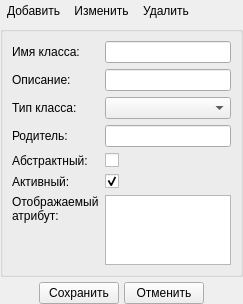
First picture: the form in src/plugins/modeleride/classwidget.ui, repository rdnvndr/raindrop, before the edit.
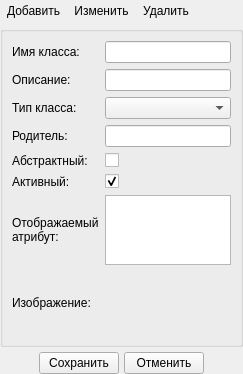
Second picture: the form after the edit. Icons and pictures are not drawn. Custom widgets are drawn as their Qt base class.

The edit to the form file:
```diff
--- a/src/plugins/modeleride/classwidget.ui
+++ b/src/plugins/modeleride/classwidget.ui
@@ -7,7 +7,7 @@
     <x>0</x>
     <y>0</y>
     <width>243</width>
-    <height>290</height>
+    <height>360</height>
    </rect>
   </property>
   <property name="windowTitle">
@@ -115,6 +115,26 @@
       <string/>
      </property>
      <layout class="QGridLayout" name="gridLayout">
+      <item row="7" column="0">
+       <widget class="QLabel" name="labelIcon">
+        <property name="text">
+         <string>Изображение:</string>
+        </property>
+        <property name="alignment">
+         <set>Qt::AlignLeading|Qt::AlignLeft|Qt::AlignVCenter</set>
+        </property>
+       </widget>
+      </item>
+      <item row="5" column="1">
+       <widget class="QCheckBox" name="checkBoxActiveClass">
+        <property name="text">
+         <string/>
+        </property>
+        <property name="checked">
+         <bool>true</bool>
+        </property>
+       </widget>
+      </item>
       <item row="4" column="0">
        <widget class="QLabel" name="labelAbsClass">
         <property name="text">
@@ -122,12 +142,6 @@
         </property>
        </widget>
       </item>
-      <item row="2" column="1">
-       <widget class="QComboBox" name="comboBoxClassType"/>
-      </item>
-      <item row="0" column="1">
-       <widget class="QLineEdit" name="lineEditClassName"/>
-      </item>
       <item row="3" column="0">
        <widget class="QLabel" name="labelClassParent">
         <property name="text">
@@ -156,32 +170,6 @@
         </property>
        </widget>
       </item>
-      <item row="7" column="1">
-       <spacer name="verticalSpacerProp">
-        <property name="orientation">
-         <enum>Qt::Vertical</enum>
-        </property>
-        <property name="sizeHint" stdset="0">
-         <size>
-          <width>20</width>
-          <height>40</height>
-         </size>
-        </property>
-       </spacer>
-      </item>
-      <item row="1" column="1">
-       <widget class="QLineEdit" name="lineEditClassDesc"/>
-      </item>
-      <item row="5" column="1">
-       <widget class="QCheckBox" name="checkBoxActiveClass">
-        <property name="text">
-         <string/>
-        </property>
-        <property name="checked">
-         <bool>true</bool>
-        </property>
-       </widget>
-      </item>
       <item row="4" column="1">
        <widget class="QCheckBox" name="checkBoxAbsClass">
         <property name="text">
@@ -196,16 +184,6 @@
         </property>
        </widget>
       </item>
-      <item row="6" column="1">
-       <widget class="QPlainTextEdit" name="plainTextEditShowAttr">
-        <property name="maximumSize">
-         <size>
-          <width>16777215</width>
-          <height>100</height>
-         </size>
-        </property>
-       </widget>
-      </item>
       <item row="6" column="0">
        <widget class="QLabel" name="labelShowAttr">
         <property name="text">
@@ -215,13 +193,83 @@
          <enum>Qt::AutoText</enum>
         </property>
         <property name="alignment">
-         <set>Qt::AlignLeading|Qt::AlignLeft|Qt::AlignTop</set>
+         <set>Qt::AlignLeading|Qt::AlignLeft|Qt::AlignVCenter</set>
         </property>
        </widget>
       </item>
-      <item row="3" column="1">
+      <item row="7" column="1">
+       <widget class="PushButtonImage" name="pushButtonIcon">
+        <property name="sizePolicy">
+         <sizepolicy hsizetype="Fixed" vsizetype="Fixed">
+          <horstretch>64</horstretch>
+          <verstretch>64</verstretch>
+         </sizepolicy>
+        </property>
+        <property name="minimumSize">
+         <size>
+          <width>64</width>
+          <height>64</height>
+         </size>
+        </property>
+        <property name="iconSize">
+         <size>
+          <width>64</width>
+          <height>64</height>
+         </size>
+        </property>
+        <property name="flat">
+         <bool>true</bool>
+        </property>
+       </widget>
+      </item>
+      <item row="7" column="2">
+       <spacer name="horizontalSpacerRightIcon">
+        <property name="orientation">
+         <enum>Qt::Horizontal</enum>
+        </property>
+        <property name="sizeHint" stdset="0">
+         <size>
+          <width>40</width>
+          <height>20</height>
+         </size>
+        </property>
+       </spacer>
+      </item>
+      <item row="6" column="1" colspan="2">
+       <widget class="QPlainTextEdit" name="plainTextEditShowAttr">
+        <property name="maximumSize">
+         <size>
+          <width>16777215</width>
+          <height>100</height>
+         </size>
+        </property>
+       </widget>
+      </item>
+      <item row="3" column="1" colspan="2">
        <widget class="QLineEdit" name="lineEditClassParent"/>
       </item>
+      <item row="2" column="1" colspan="2">
+       <widget class="QComboBox" name="comboBoxClassType"/>
+      </item>
+      <item row="1" column="1" colspan="2">
+       <widget class="QLineEdit" name="lineEditClassDesc"/>
+      </item>
+      <item row="0" column="1" colspan="2">
+       <widget class="QLineEdit" name="lineEditClassName"/>
+      </item>
+      <item row="8" column="0" colspan="3">
+       <spacer name="verticalSpacerProp">
+        <property name="orientation">
+         <enum>Qt::Vertical</enum>
+        </property>
+        <property name="sizeHint" stdset="0">
+         <size>
+          <width>20</width>
+          <height>40</height>
+         </size>
+        </property>
+       </spacer>
+      </item>
      </layout>
     </widget>
    </item>
@@ -271,6 +319,13 @@
    </item>
   </layout>
  </widget>
+ <customwidgets>
+  <customwidget>
+   <class>PushButtonImage</class>
+   <extends>QPushButton</extends>
+   <header>pushbuttonimage.h</header>
+  </customwidget>
+ </customwidgets>
  <resources>
   <include location="modeleride.qrc"/>
  </resources>
```
